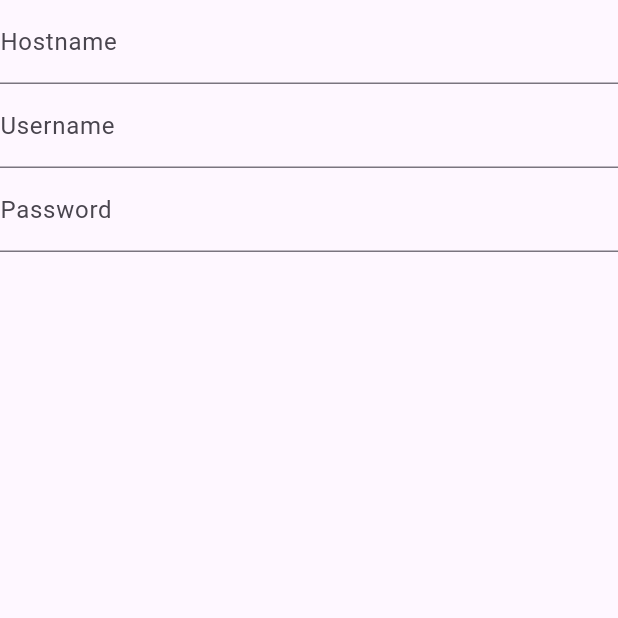
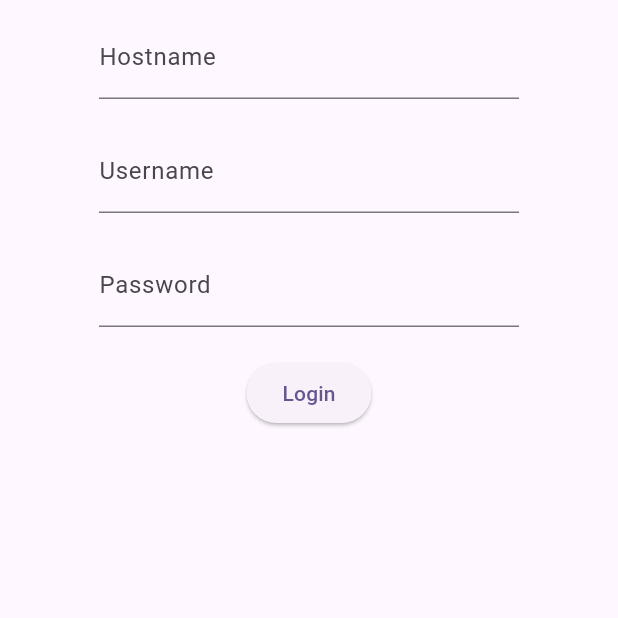
Before and after one commit to felixjulianheitmann/clavis, a Flutter app: the screen it shows after launch, on a phone screen of 412 x 824 dp, the top half of it. Run offline on Flutter 3.47's test engine with Material 3 defaults, Android fonts, the phone set to English and light mode, and no system bars; our stand-ins replace flutter_secure_storage; missing offline and left inert: gamevault_client_sdk; generated files the repository leaves out were written again.

Commit message:
very simple startup login page

```diff
--- /dev/null
+++ b/devtools_options.yaml
@@ -0,0 +1,3 @@
+description: This file stores settings for Dart & Flutter DevTools.
+documentation: https://docs.flutter.dev/tools/devtools/extensions#configure-extension-enablement-states
+extensions:
--- a/lib/home.dart
+++ b/lib/home.dart
@@ -1,8 +1,8 @@
 import 'package:flutter/material.dart';
 import 'package:flutter_secure_storage/flutter_secure_storage.dart';
-import 'package:gamevault_web/blocs/credentialBloc.dart';
-import 'package:gamevault_web/widgets/auth/page.dart';
+import 'package:gamevault_web/model/credentials.dart';
 import 'package:flutter_gen/gen_l10n/app_localizations.dart';
+import 'package:gamevault_web/startup.dart';
 import 'package:gamevault_web/widgets/drawer.dart';
 import 'package:gamevault_web/widgets/games/page.dart';
 
--- a/lib/l10n/app_en.arb
+++ b/lib/l10n/app_en.arb
@@ -8,5 +8,7 @@
     "settings_title": "Settings",
     "username_label": "Username",
     "password_label": "Password",
-    "hostname_label": "Hostname"
+    "hostname_label": "Hostname",
+    "validation_error_field_empty": "Field must not be empty",
+    "action_login": "Login"
 }
--- /dev/null
+++ b/lib/model/credentials.dart
@@ -0,0 +1,6 @@
+class Credentials {
+  const Credentials({required this.host, required this.user, required this.pass});
+  final String host;
+  final String user;
+  final String pass;
+}
--- a/lib/startup.dart
+++ b/lib/startup.dart
@@ -1,20 +1,88 @@
 import 'package:flutter_gen/gen_l10n/app_localizations.dart';
 import 'package:flutter/material.dart';
+import 'package:flutter_secure_storage/flutter_secure_storage.dart';
 
-class AuthPage extends StatelessWidget {
-  const AuthPage({super.key});
+class StartupPage extends StatelessWidget {
+  const StartupPage({super.key});
+
+  static const loginFormWidth = 300.0;
+
+  @override
+  Widget build(BuildContext context) {
+    return Center(child: SizedBox(width: loginFormWidth, child: LoginForm()));
+  }
+}
+
+class LoginForm extends StatefulWidget {
+  const LoginForm({super.key});
+
+  @override
+  State<StatefulWidget> createState() => LoginFormState();
+}
+
+class LoginFormState extends State<LoginForm> {
+  final _formKey = GlobalKey<FormState>();
+  final _hostEditCtrl = TextEditingController();
+  final _userEditCtrl = TextEditingController();
+  final _passEditCtrl = TextEditingController();
+
+  String? _fieldValidator(value) {
+    final translate = AppLocalizations.of(context)!;
+    if (value == null || value.isEmpty) {
+      return translate.validation_error_field_empty;
+    }
+    return null;
+  }
 
   @override
   Widget build(BuildContext context) {
     final translate = AppLocalizations.of(context)!;
-
-    return Center(
-      child:
-      Column(children: [
-        TextField(decoration: InputDecoration(labelText: translate.hostname_label),),
-        TextField(decoration: InputDecoration(labelText: translate.username_label),),
-        TextField(decoration: InputDecoration(labelText: translate.password_label),obscureText: true),
-      ],)
+    return Form(
+      key: _formKey,
+      child: Column(
+        children: [
+          Padding(
+            padding: EdgeInsets.all(10),
+            child: TextFormField(
+              decoration: InputDecoration(labelText: translate.hostname_label),
+              controller: _hostEditCtrl,
+              validator: _fieldValidator,
+            ),
+          ),
+          Padding(
+            padding: EdgeInsets.all(10),
+            child: TextFormField(
+              controller: _userEditCtrl,
+              decoration: InputDecoration(labelText: translate.username_label),
+              validator: _fieldValidator,
+            ),
+          ),
+          Padding(
+            padding: EdgeInsets.all(10),
+            child:
+          TextFormField(
+              controller: _passEditCtrl,
+              decoration: InputDecoration(labelText: translate.password_label),
+              obscureText: true,
+              validator: _fieldValidator,
+            ),
+          ),
+          Padding(
+            padding: EdgeInsets.all(10),
+            child: ElevatedButton(
+              onPressed: () async {
+                if (_formKey.currentState!.validate()) {
+                  final credStore = FlutterSecureStorage();
+                  await credStore.write(key: "host", value: _hostEditCtrl.text);
+                  await credStore.write(key: "user", value: _userEditCtrl.text);
+                  await credStore.write(key: "pass", value: _passEditCtrl.text);
+                }
+              },
+              child: Text(translate.action_login),
+            ),
+          ),
+        ],
+      )
     );
   }
 }
--- a/lib/widgets/auth/page.dart
+++ /dev/null
@@ -1,20 +0,0 @@
-import 'package:flutter_gen/gen_l10n/app_localizations.dart';
-import 'package:flutter/material.dart';
-
-class StartupPage extends StatelessWidget {
-  const StartupPage({super.key});
-
-  @override
-  Widget build(BuildContext context) {
-    final translate = AppLocalizations.of(context)!;
-
-    return Center(
-      child:
-      Column(children: [
-        TextField(decoration: InputDecoration(labelText: translate.hostname_label),),
-        TextField(decoration: InputDecoration(labelText: translate.username_label),),
-        TextField(decoration: InputDecoration(labelText: translate.password_label),obscureText: true),
-      ],)
-    );
-  }
-}
```
